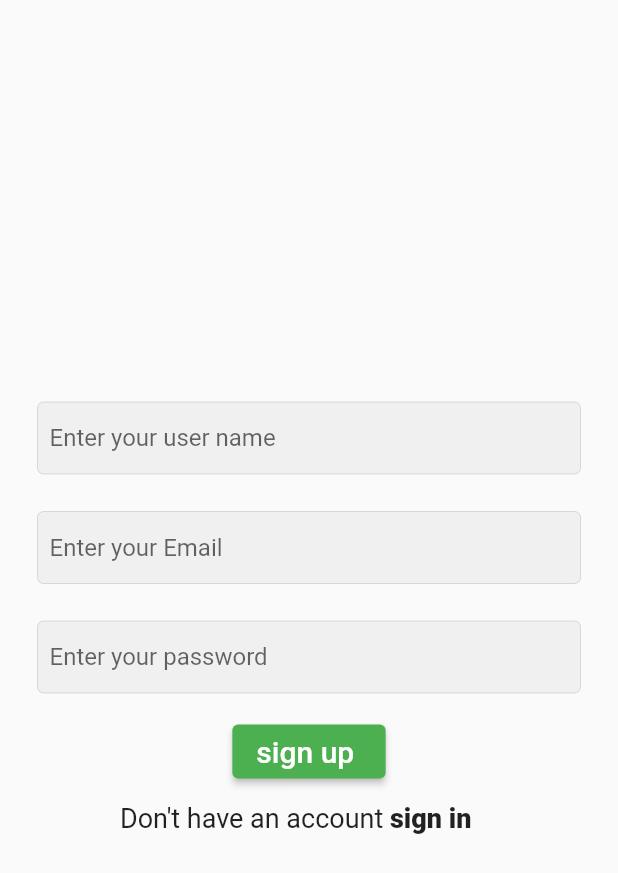
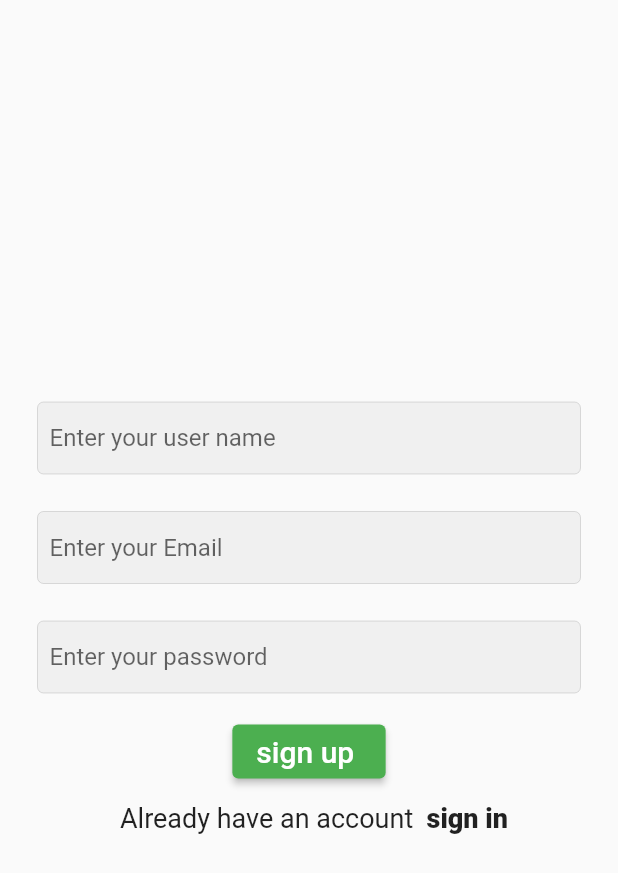
Before and after one commit to AbdulrhmanM0hamed/Flower_App, a Flutter app: the myRegister screen opened directly, on a phone screen of 412 x 824 dp. Shown: the top 873 px of the screen. Run offline on Flutter 3.47's test engine with Material 2 defaults, Android fonts, the phone set to English and light mode, and no system bars.

Commit message:
change text under the button

```diff
--- a/lib/pages/Register.dart
+++ b/lib/pages/Register.dart
@@ -63,7 +63,7 @@ class myRegister extends StatelessWidget {
                   padding: const EdgeInsets.only(left: 55),
                   child: Center(
                     child: Text(
-                      "Don't have an account ",
+                      "Already have an account  ",
                       style: TextStyle(
                         fontSize: 18,
                       ),
```
